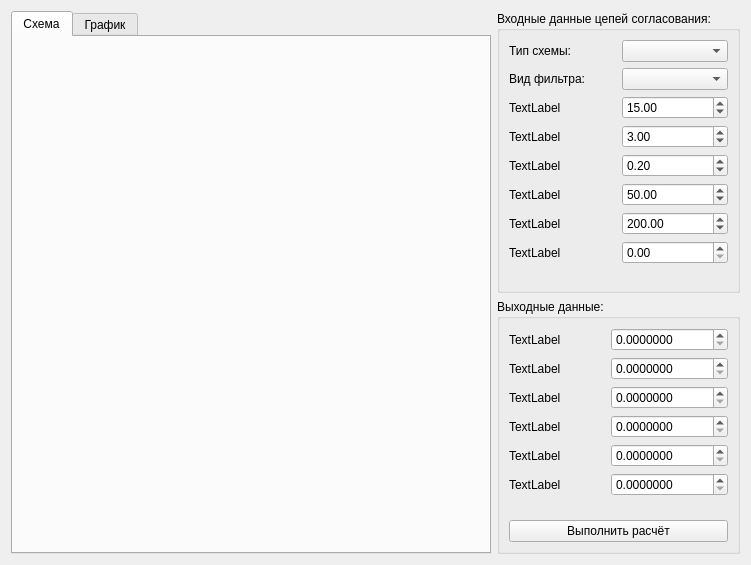
Above: PowerSources/Matching/Matching.ui from DKuzSer/Project_For_Rodin before the change. Below: the same form after it.
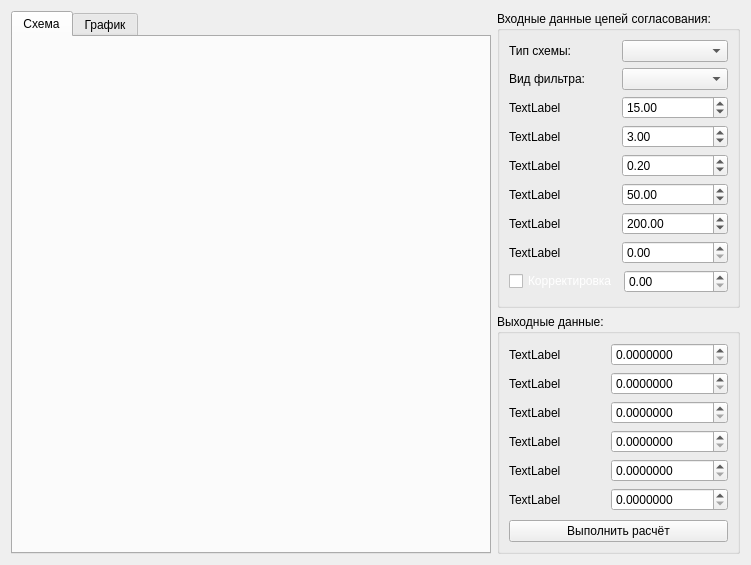
That is the form after the change.

The edit to the form file:
```diff
--- a/PowerSources/Matching/Matching.ui
+++ b/PowerSources/Matching/Matching.ui
@@ -15,8 +15,8 @@
   </property>
   <layout class="QGridLayout" name="gridLayout">
    <item row="0" column="0">
-    <layout class="QHBoxLayout" name="horizontalLayout" stretch="2,1">
-     <item>
+    <layout class="QGridLayout" name="gridLayout_6">
+     <item row="0" column="0">
       <widget class="QTabWidget" name="tabWidget">
        <property name="currentIndex">
         <number>0</number>
@@ -43,7 +43,7 @@
        </widget>
       </widget>
      </item>
-     <item>
+     <item row="0" column="1">
       <layout class="QVBoxLayout" name="verticalLayout">
        <item>
         <widget class="QGroupBox" name="groupBox">
@@ -51,6 +51,19 @@
           <string>Входные данные цепей согласования:</string>
          </property>
          <layout class="QGridLayout" name="gridLayout_2">
+          <item row="2" column="0">
+           <spacer name="verticalSpacer">
+            <property name="orientation">
+             <enum>Qt::Vertical</enum>
+            </property>
+            <property name="sizeHint" stdset="0">
+             <size>
+              <width>20</width>
+              <height>40</height>
+             </size>
+            </property>
+           </spacer>
+          </item>
           <item row="0" column="0">
            <layout class="QVBoxLayout" name="verticalLayout_7">
             <item>
@@ -214,17 +227,21 @@
            </layout>
           </item>
           <item row="1" column="0">
-           <spacer name="verticalSpacer">
-            <property name="orientation">
-             <enum>Qt::Vertical</enum>
-            </property>
-            <property name="sizeHint" stdset="0">
-             <size>
-              <width>20</width>
-              <height>40</height>
-             </size>
-            </property>
-           </spacer>
+           <layout class="QHBoxLayout" name="horizontalLayout_9">
+            <item>
+             <widget class="QCheckBox" name="Alignment_CheckBox">
+              <property name="styleSheet">
+               <string notr="true">color: rgb(255, 255, 255);</string>
+              </property>
+              <property name="text">
+               <string>Корректировка</string>
+              </property>
+             </widget>
+            </item>
+            <item>
+             <widget class="QDoubleSpinBox" name="doubleSpinBoxInPutCorrect"/>
+            </item>
+           </layout>
           </item>
          </layout>
         </widget>
```
